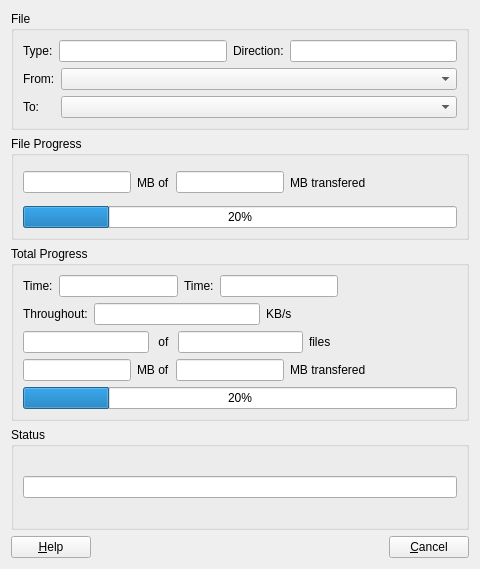
kitech/nullfxp, file src/progressdialog.ui: the form before one commit.
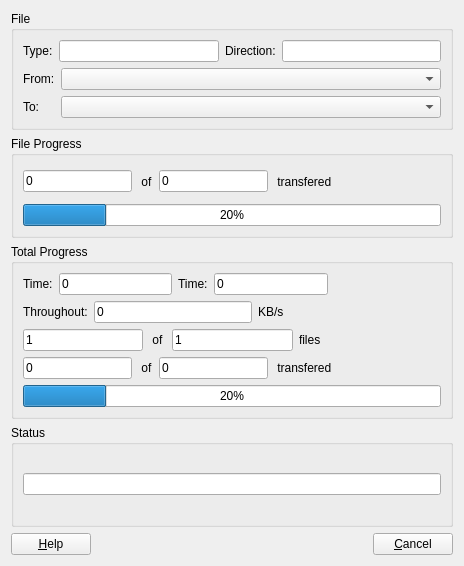
The form after the commit.

What changed in the file:
```diff
--- a/src/progressdialog.ui
+++ b/src/progressdialog.ui
@@ -5,8 +5,8 @@
    <rect>
     <x>0</x>
     <y>0</y>
-    <width>480</width>
-    <height>569</height>
+    <width>464</width>
+    <height>566</height>
    </rect>
   </property>
   <property name="windowTitle" >
@@ -99,22 +99,30 @@
       <item>
        <layout class="QHBoxLayout" >
         <item>
-         <widget class="QLineEdit" name="lineEdit_5" />
+         <widget class="QLineEdit" name="lineEdit_5" >
+          <property name="text" >
+           <string>0</string>
+          </property>
+         </widget>
         </item>
         <item>
          <widget class="QLabel" name="label_5" >
           <property name="text" >
-           <string>MB of</string>
+           <string> of</string>
           </property>
          </widget>
         </item>
         <item>
-         <widget class="QLineEdit" name="lineEdit_13" />
+         <widget class="QLineEdit" name="lineEdit_13" >
+          <property name="text" >
+           <string>0</string>
+          </property>
+         </widget>
         </item>
         <item>
          <widget class="QLabel" name="label_6" >
           <property name="text" >
-           <string>MB transfered</string>
+           <string> transfered</string>
           </property>
          </widget>
         </item>
@@ -159,7 +167,17 @@
          </widget>
         </item>
         <item>
-         <widget class="QLineEdit" name="lineEdit_6" />
+         <widget class="QLineEdit" name="lineEdit_6" >
+          <property name="toolTip" >
+           <string>&lt;html>&lt;head>&lt;meta name="qrichtext" content="1" />&lt;style type="text/css">
+p, li { white-space: pre-wrap; }
+&lt;/style>&lt;/head>&lt;body style=" font-family:'Sans Serif'; font-size:9pt; font-weight:400; font-style:normal;">
+&lt;p style=" margin-top:0px; margin-bottom:0px; margin-left:0px; margin-right:0px; -qt-block-indent:0; text-indent:0px;">Eclapsed time from transfer start&lt;/p>&lt;/body>&lt;/html></string>
+          </property>
+          <property name="text" >
+           <string>0</string>
+          </property>
+         </widget>
         </item>
         <item>
          <widget class="QLabel" name="label_8" >
@@ -169,7 +187,17 @@
          </widget>
         </item>
         <item>
-         <widget class="QLineEdit" name="lineEdit_7" />
+         <widget class="QLineEdit" name="lineEdit_7" >
+          <property name="toolTip" >
+           <string>&lt;html>&lt;head>&lt;meta name="qrichtext" content="1" />&lt;style type="text/css">
+p, li { white-space: pre-wrap; }
+&lt;/style>&lt;/head>&lt;body style=" font-family:'Sans Serif'; font-size:9pt; font-weight:400; font-style:normal;">
+&lt;p style=" margin-top:0px; margin-bottom:0px; margin-left:0px; margin-right:0px; -qt-block-indent:0; text-indent:0px;">Left time &lt;/p>&lt;/body>&lt;/html></string>
+          </property>
+          <property name="text" >
+           <string>0</string>
+          </property>
+         </widget>
         </item>
         <item>
          <spacer>
@@ -196,7 +224,11 @@
          </widget>
         </item>
         <item>
-         <widget class="QLineEdit" name="lineEdit_8" />
+         <widget class="QLineEdit" name="lineEdit_8" >
+          <property name="text" >
+           <string>0</string>
+          </property>
+         </widget>
         </item>
         <item>
          <widget class="QLabel" name="label_10" >
@@ -223,7 +255,11 @@
       <item>
        <layout class="QHBoxLayout" >
         <item>
-         <widget class="QLineEdit" name="lineEdit_9" />
+         <widget class="QLineEdit" name="lineEdit_9" >
+          <property name="text" >
+           <string>1</string>
+          </property>
+         </widget>
         </item>
         <item>
          <widget class="QLabel" name="label_11" >
@@ -233,7 +269,11 @@
          </widget>
         </item>
         <item>
-         <widget class="QLineEdit" name="lineEdit_10" />
+         <widget class="QLineEdit" name="lineEdit_10" >
+          <property name="text" >
+           <string>1</string>
+          </property>
+         </widget>
         </item>
         <item>
          <widget class="QLabel" name="label_12" >
@@ -260,22 +300,30 @@
       <item>
        <layout class="QHBoxLayout" >
         <item>
-         <widget class="QLineEdit" name="lineEdit_11" />
+         <widget class="QLineEdit" name="lineEdit_11" >
+          <property name="text" >
+           <string>0</string>
+          </property>
+         </widget>
         </item>
         <item>
          <widget class="QLabel" name="label_13" >
           <property name="text" >
-           <string>MB of</string>
+           <string> of</string>
           </property>
          </widget>
         </item>
         <item>
-         <widget class="QLineEdit" name="lineEdit_12" />
+         <widget class="QLineEdit" name="lineEdit_12" >
+          <property name="text" >
+           <string>0</string>
+          </property>
+         </widget>
         </item>
         <item>
          <widget class="QLabel" name="label_14" >
           <property name="text" >
-           <string>MB transfered</string>
+           <string> transfered</string>
           </property>
          </widget>
         </item>
```
